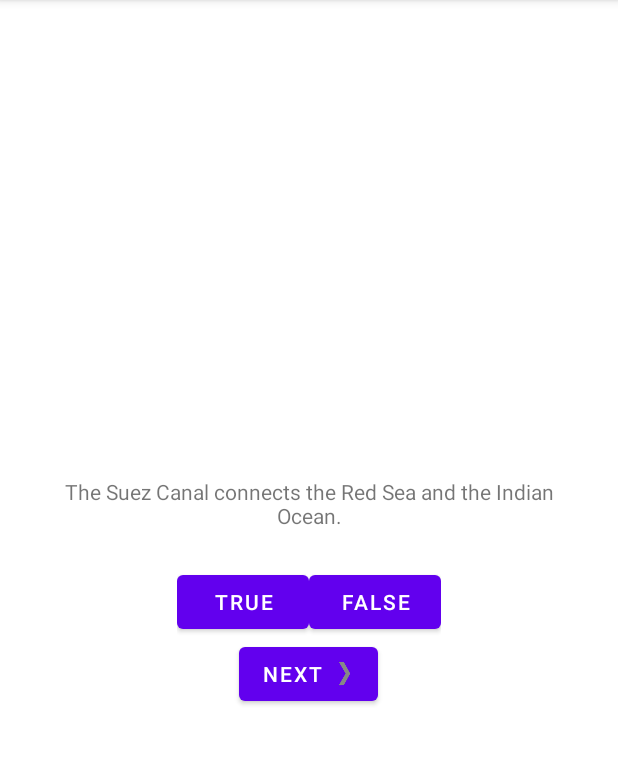
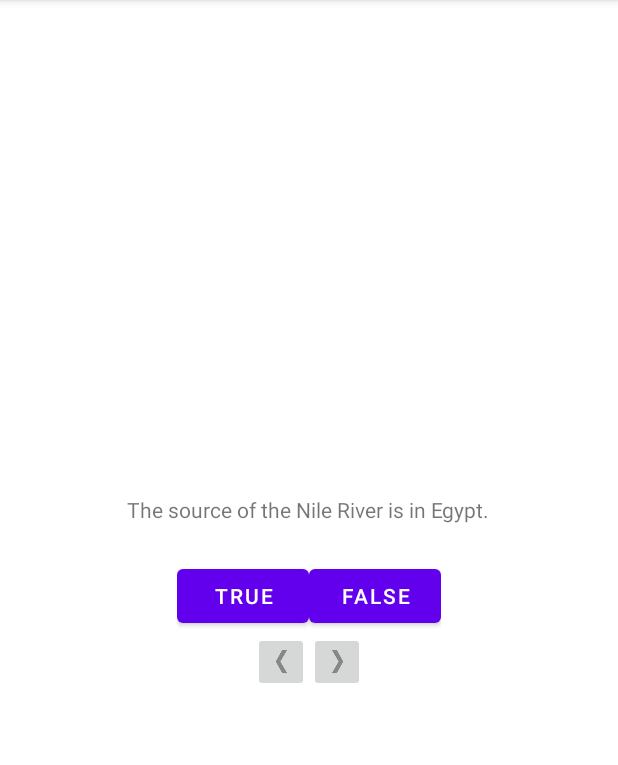
Before and after one commit to tanteichang/AndroidProgrammingTheBigNerdRanchGuide, an Android app: the screen it shows after launch (MainActivity), on a phone screen of 412 x 824 dp, the part 84-849 px from its top. Run offline under Robolectric (Android 15) with nearby library versions, the phone set to English and light mode, and no system bars.

Commit message:
feat(app): 完成第二章挑战

```diff
--- a/app/src/main/java/com/tantei/androidguide/MainActivity.kt
+++ b/app/src/main/java/com/tantei/androidguide/MainActivity.kt
@@ -5,6 +5,7 @@ import android.os.Bundle
 import android.view.Gravity
 import android.view.View
 import android.widget.Button
+import android.widget.ImageButton
 import android.widget.TextView
 import android.widget.Toast
 
@@ -12,7 +13,10 @@ class MainActivity : AppCompatActivity() {
 
     private lateinit var trueButton: Button
     private lateinit var falseButton: Button
-    private lateinit var nextButton: Button
+//    private lateinit var nextButton: Button
+//    private lateinit var prevButton: Button
+    private lateinit var nextButton: ImageButton
+    private lateinit var prevButton: ImageButton
     private lateinit var questionTextView: TextView
 
     private val questionBank = listOf<Question>(
@@ -32,6 +36,7 @@ class MainActivity : AppCompatActivity() {
         trueButton = findViewById(R.id.ture_button)
         falseButton = findViewById(R.id.false_button)
         nextButton = findViewById(R.id.next_button)
+        prevButton = findViewById(R.id.prev_button)
         questionTextView = findViewById(R.id.question_text_view)
 
         trueButton.setOnClickListener{ view: View ->
@@ -41,16 +46,22 @@ class MainActivity : AppCompatActivity() {
             checkAnswer(false)
         }
         nextButton.setOnClickListener{ view: View ->
-            currentIndex = (currentIndex + 1) % questionBank.size;
-            updateQuestion()
+            updateQuestion(1)
+        }
+        prevButton.setOnClickListener{ view: View ->
+            updateQuestion(-1)
+        }
+        questionTextView.setOnClickListener { view: View ->
+            updateQuestion(1)
         }
 
-        updateQuestion()
+        updateQuestion(1)
 
     }
 
-    private fun updateQuestion() {
-        val questionTextResId = questionBank[currentIndex].textResId
+    private fun updateQuestion(index: Int) {
+        currentIndex += index
+        val questionTextResId = questionBank[currentIndex % questionBank.size].textResId
         questionTextView.setText(questionTextResId)
     }
 
--- a/app/src/main/res/layout/activity_main.xml
+++ b/app/src/main/res/layout/activity_main.xml
@@ -27,12 +27,39 @@
             android:layout_height="wrap_content"
             android:text="@string/false_button" />
     </LinearLayout>
-    <Button
-        android:id="@+id/next_button"
-        android:layout_width="wrap_content"
-        android:layout_height="wrap_content"
-        android:drawableEnd="@drawable/arrow_right"
-        android:drawablePadding="4dp"
-        android:text="@string/next_button" />
+  <LinearLayout
+      android:layout_width="wrap_content"
+      android:layout_height="wrap_content"
+      >
+<!--      <Button-->
+<!--          android:id="@+id/prev_button"-->
+<!--          android:layout_width="wrap_content"-->
+<!--          android:layout_height="wrap_content"-->
+<!--          android:drawableLeft="@drawable/arrow_left"-->
+<!--          android:drawablePadding="4dp"-->
+<!--          android:text="@string/prev_button" />-->
+<!--      <Button-->
+<!--          android:id="@+id/next_button"-->
+<!--          android:layout_width="wrap_content"-->
+<!--          android:layout_height="wrap_content"-->
+<!--          android:drawableEnd="@drawable/arrow_right"-->
+<!--          android:drawablePadding="4dp"-->
+<!--          android:text="@string/next_button" />-->
+      <ImageButton
+          android:id="@+id/prev_button"
+          android:layout_width="wrap_content"
+          android:layout_height="wrap_content"
+          android:src="@drawable/arrow_left"
+          >
+      </ImageButton>
+      <ImageButton
+          android:id="@+id/next_button"
+          android:layout_width="wrap_content"
+          android:layout_height="wrap_content"
+          android:src="@drawable/arrow_right"
+          >
+      </ImageButton>
+  </LinearLayout>
+
 
 </LinearLayout>
--- a/app/src/main/res/values/strings.xml
+++ b/app/src/main/res/values/strings.xml
@@ -15,4 +15,5 @@
     <string name="correct_toast">Correct!</string>
     <string name="incorrect_toast">Incorrect!</string>
     <string name="next_button">Next</string>
+    <string name="prev_button">Prev</string>
 </resources>
```
